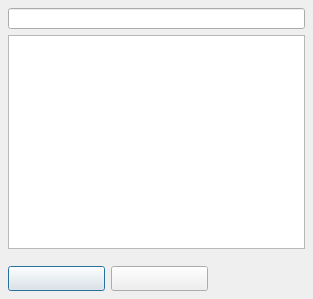
This is src/forms/MiniRunFormUnit.ui in Eldricos/D-Fend-Reborn as Qt 5 draws it before an edit. The edited form follows.
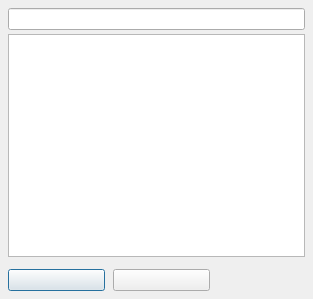
This is the edited form.

Commit message: Remaining dialogs: Qt layouts instead of fixed pixel positions

What changed in the file:
```diff
--- a/src/forms/MiniRunFormUnit.ui
+++ b/src/forms/MiniRunFormUnit.ui
@@ -11,33 +11,82 @@
     <property name="vclMinHeight" stdset="0"><number>300</number></property>
     <property name="vclDesignWidth" stdset="0"><number>313</number></property>
     <property name="vclDesignHeight" stdset="0"><number>299</number></property>
+    <layout class="QVBoxLayout" name="MiniRunForm_Layout" stretch="1,0,0">
+      <property name="leftMargin"><number>8</number></property>
+      <property name="topMargin"><number>8</number></property>
+      <property name="rightMargin"><number>8</number></property>
+      <property name="bottomMargin"><number>8</number></property>
+      <property name="spacing"><number>0</number></property>
+      <item>
+        <layout class="QGridLayout" name="MiniRunForm_Section1" columnstretch="0,1" rowstretch="0,1">
+          <property name="leftMargin"><number>0</number></property>
+          <property name="topMargin"><number>0</number></property>
+          <property name="rightMargin"><number>0</number></property>
+          <property name="bottomMargin"><number>0</number></property>
+          <property name="horizontalSpacing"><number>8</number></property>
+          <property name="verticalSpacing"><number>4</number></property>
+          <item row="0" column="0" colspan="2">
+            <widget class="QLineEdit" name="NameEdit">
+      </widget>
+          </item>
+          <item row="1" column="0" colspan="2">
+            <widget class="QListWidget" name="ListBox">
+              <property name="minimumSize"><size><width>0</width><height>0</height></size></property>
+            </widget>
+          </item>
+          <item row="0" column="1">
+            <spacer name="MiniRunForm_Section1_HFill">
+              <property name="orientation"><enum>Qt::Horizontal</enum></property>
+              <property name="sizeHint" stdset="0"><size><width>0</width><height>0</height></size></property>
+            </spacer>
+          </item>
+        </layout>
+      </item>
+      <item>
+        <spacer name="MiniRunForm_Gap1">
+          <property name="orientation"><enum>Qt::Vertical</enum></property>
+          <property name="sizeType"><enum>QSizePolicy::Fixed</enum></property>
+          <property name="sizeHint" stdset="0"><size><width>0</width><height>12</height></size></property>
+        </spacer>
+      </item>
+      <item>
+        <layout class="QGridLayout" name="MiniRunForm_Section2" columnstretch="0,0,1">
+          <property name="leftMargin"><number>0</number></property>
+          <property name="topMargin"><number>0</number></property>
+          <property name="rightMargin"><number>0</number></property>
+          <property name="bottomMargin"><number>0</number></property>
+          <property name="horizontalSpacing"><number>8</number></property>
+          <property name="verticalSpacing"><number>4</number></property>
+          <item row="0" column="0" alignment="Qt::AlignLeft">
     <widget class="QPushButton" name="OKButton">
-      <property name="geometry"><rect><x>8</x><y>266</y><width>97</width><height>25</height></rect></property>
-      <property name="vclAnchors" stdset="0"><string notr="true">akLeft,akBottom</string></property>
-      <property name="text"><string></string></property>
+              <property name="text"><string /></property>
       <property name="autoDefault"><bool>false</bool></property>
       <property name="vclKind" stdset="0"><string notr="true">bkOK</string></property>
       <property name="default"><bool>true</bool></property>
       <property name="vclModalResult" stdset="0"><string notr="true">mrOk</string></property>
       <property name="vclOnClick" stdset="0"><string notr="true">OKButtonClick</string></property>
-    </widget>
+              <property name="minimumSize"><size><width>97</width><height>0</height></size></property>
+            </widget>
+          </item>
+          <item row="0" column="1" alignment="Qt::AlignLeft">
     <widget class="QPushButton" name="CancelButton">
-      <property name="geometry"><rect><x>111</x><y>266</y><width>97</width><height>25</height></rect></property>
-      <property name="vclAnchors" stdset="0"><string notr="true">akLeft,akBottom</string></property>
-      <property name="text"><string></string></property>
+              <property name="text"><string /></property>
       <property name="autoDefault"><bool>false</bool></property>
       <property name="vclKind" stdset="0"><string notr="true">bkCancel</string></property>
       <property name="vclCancel" stdset="0"><bool>true</bool></property>
       <property name="vclModalResult" stdset="0"><string notr="true">mrCancel</string></property>
-    </widget>
-    <widget class="QListWidget" name="ListBox">
-      <property name="geometry"><rect><x>8</x><y>35</y><width>297</width><height>214</height></rect></property>
-      <property name="vclAnchors" stdset="0"><string notr="true">akLeft,akTop,akRight,akBottom</string></property>
-    </widget>
-    <widget class="QLineEdit" name="NameEdit">
-      <property name="geometry"><rect><x>8</x><y>8</y><width>297</width><height>21</height></rect></property>
-      <property name="vclAnchors" stdset="0"><string notr="true">akLeft,akTop,akRight</string></property>
-    </widget>
+              <property name="minimumSize"><size><width>97</width><height>0</height></size></property>
+            </widget>
+          </item>
+          <item row="0" column="2">
+            <spacer name="MiniRunForm_Section2_HFill">
+              <property name="orientation"><enum>Qt::Horizontal</enum></property>
+              <property name="sizeHint" stdset="0"><size><width>0</width><height>0</height></size></property>
+            </spacer>
+          </item>
+        </layout>
+      </item>
+    </layout>
   </widget>
   <tabstops>
     <tabstop>NameEdit</tabstop>
```
Left out of the diff: 6 changed lines with no effect on the pictures. Lines whose indentation alone changed are shown as unchanged. The commit also changes 102 other files.
